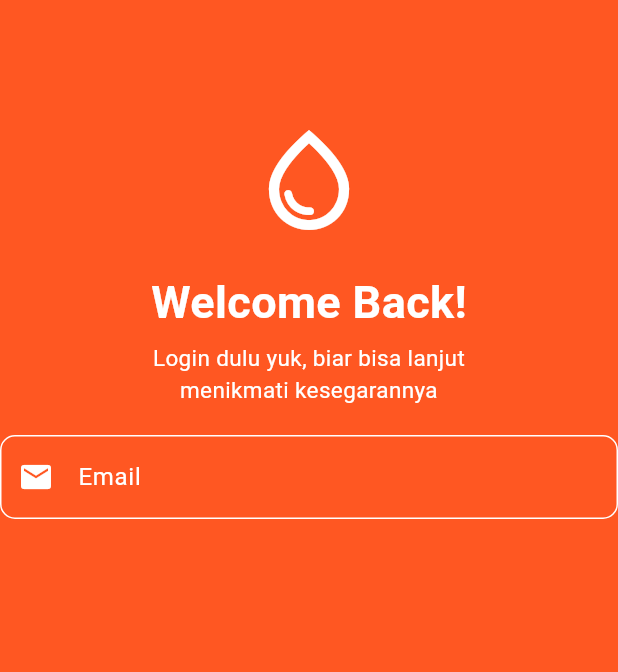
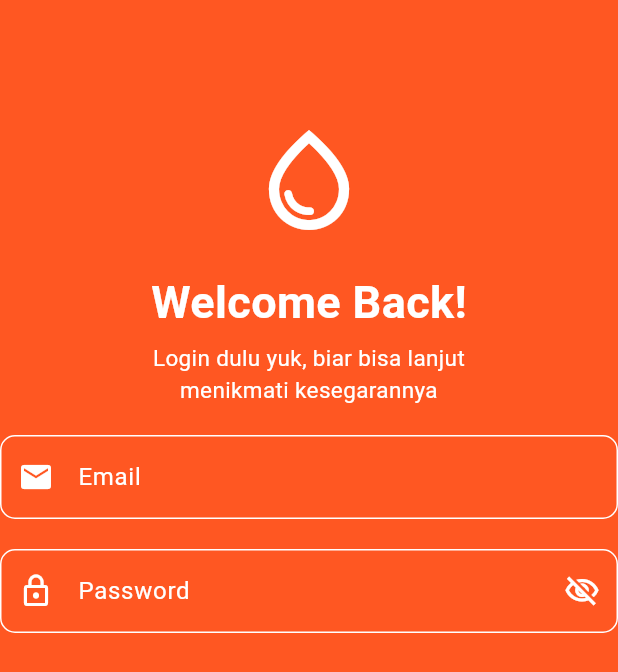
Before and after one commit to AbdulReyza/KB1179-1123150072-uts, a Flutter app: the Login screen opened directly, on a phone screen of 412 x 824 dp. Shown: the top 672 px of the screen. Run offline on Flutter 3.47's test engine with Material 3 defaults, Android fonts, the light colour scheme and no system bars.

Commit message:
buat form password dan tambahin prefix sufix icon

```diff
--- a/lib/login/login.dart
+++ b/lib/login/login.dart
@@ -69,6 +69,50 @@ class Login extends StatelessWidget {
                       ),
                     ),
                   ),
+                  SizedBox(height: 20,),
+                  TextField(
+                    style: TextStyle(
+                      color: Colors.white
+                    ),
+                    keyboardType: TextInputType.text,
+                    obscureText: true,
+                    decoration: InputDecoration(
+                      labelText: 'Password',
+                      labelStyle: TextStyle(
+                        color: Colors.white,
+                      ),
+                      hintText: 'Enter your Password',
+                      hintStyle: TextStyle(
+                        color: Colors.white
+                      ),
+                      prefixIcon:
+                      const Icon(
+                        Icons.lock_outline,
+                        size: 24.0,
+                        color: Colors.white,
+                      ),
+                      suffixIcon:
+                      const Icon(
+                        Icons.visibility_off_outlined,
+                        size: 24.0,
+                        color: Colors.white,
+                      ),
+                      border: OutlineInputBorder(
+                        borderRadius: BorderRadius.circular(10.0),
+                      ),
+                      enabledBorder: OutlineInputBorder(
+                        borderRadius: BorderRadius.circular(10),
+                        borderSide: BorderSide(color: Colors.white)
+                      ),
+                      focusedBorder: OutlineInputBorder(
+                        borderRadius: BorderRadius.circular(10),
+                        borderSide: BorderSide(
+                          color: Colors.white,
+                          width: 2
+                        ),
+                      ),
+                    ),
+                  ),
                 ],
               ),
             ),
```
